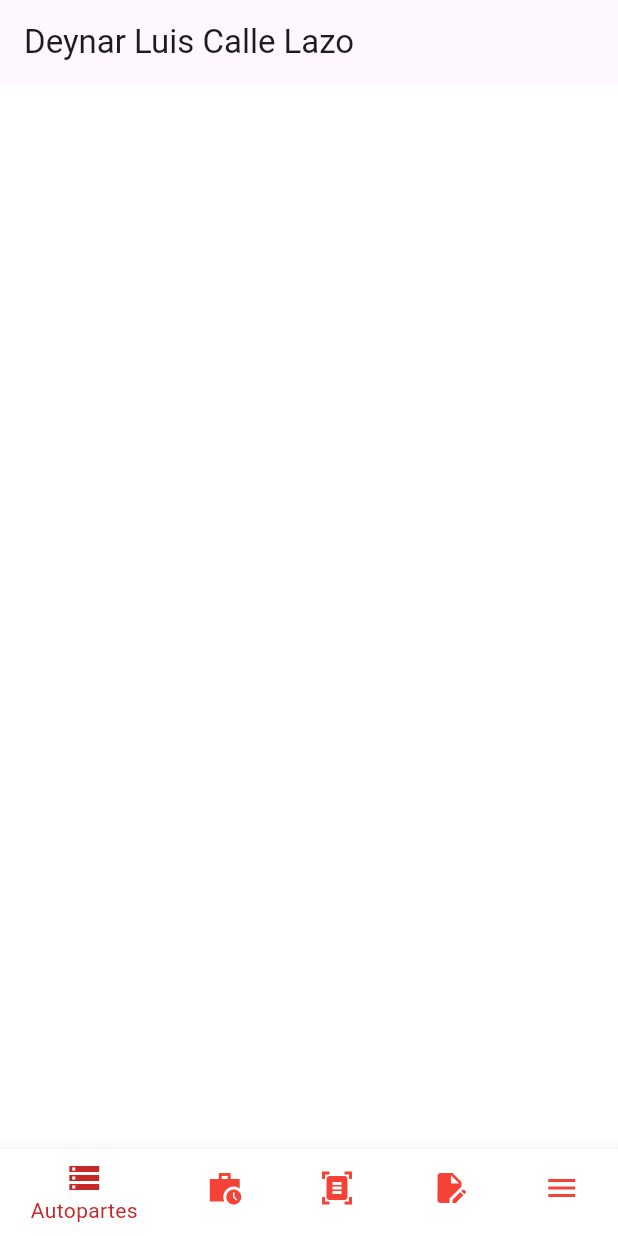
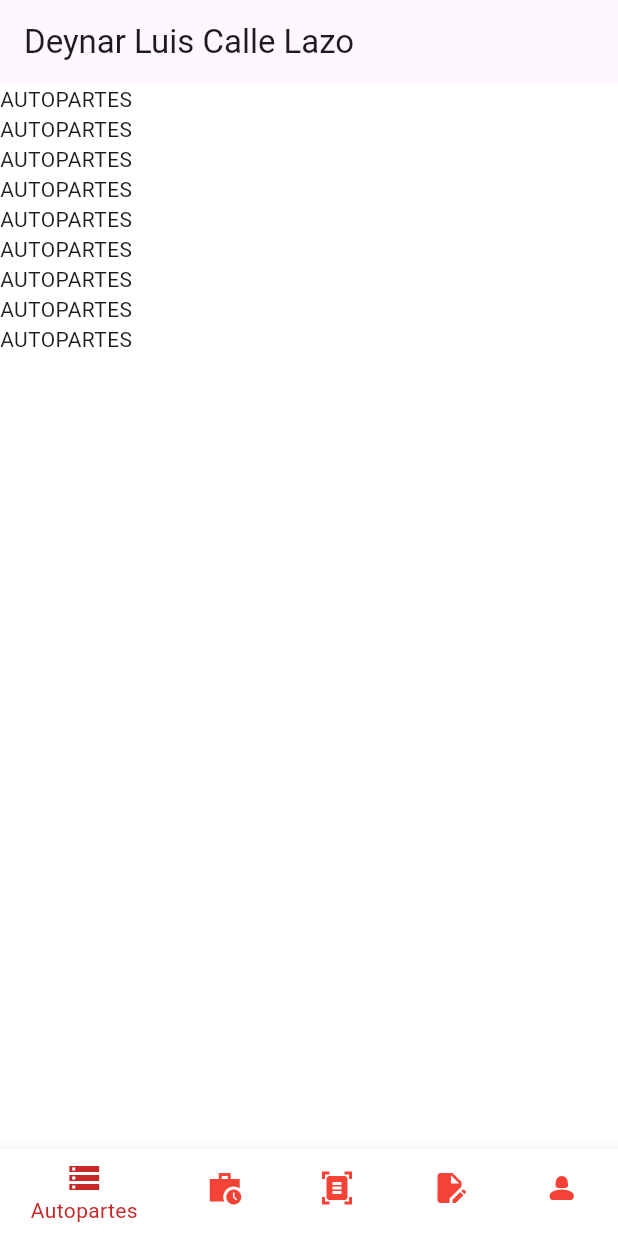
Before and after one commit to LuisCalleLazo/SanAndres_Mobile, a Flutter app: the HomePage screen opened by its route, on a phone screen of 412 x 824 dp. Run offline on Flutter 3.47's test engine with Material 3 defaults, Android fonts, the phone set to English and light mode, and no system bars; our stand-ins replace flutter_dotenv, go_router, image_picker.

Commit message:
Add Navigation Screen

```diff
--- a/lib/presentation/pages/app/home_page.dart
+++ b/lib/presentation/pages/app/home_page.dart
@@ -1,5 +1,9 @@
 import 'package:flutter/material.dart';
-import 'package:san_andres_mobile/presentation/widgets/buttons/btn_text_default.dart';
+import 'package:san_andres_mobile/presentation/screens/home/autoparts_screen.dart';
+import 'package:san_andres_mobile/presentation/screens/home/catalogs_screen.dart';
+import 'package:san_andres_mobile/presentation/screens/home/clients_screen.dart';
+import 'package:san_andres_mobile/presentation/screens/home/reports_screen.dart';
+import 'package:san_andres_mobile/presentation/screens/home/sales_screen.dart';
 import 'package:san_andres_mobile/presentation/widgets/navigation/navigation.dart';
 
 class HomePage extends StatefulWidget {
@@ -11,20 +15,33 @@ class HomePage extends StatefulWidget {
 }
 
 class _HomePageState extends State<HomePage> {
+  final PageController _pageController = PageController();
   int _selectedIndex = 0;
   final List<Widget> _screens = [
-    // const HomeScreen(),
-    // const SearchScreen(),
-    // const HistoryScreen(),
-    // const NotificationScreen(),
-    // const SettingsScreen(),
+    const AutopartsScreen(),
+    const SalesScreen(),
+    const ReportsScreen(),
+    const CatalogsScreen(),
+    const ClientsScreen(),
   ];
 
   void _onItemTapped(int index) {
     setState(() {
       _selectedIndex = index;
     });
+    _pageController.animateToPage(
+      index,
+      duration: const Duration(milliseconds: 300),
+      curve: Curves.easeInOut,
+    );
   }
+
+  void _onPageChanged(int index) {
+    setState(() {
+      _selectedIndex = index;
+    });
+  }
+
 
   @override
   Widget build(BuildContext context) {
@@ -40,16 +57,10 @@ class _HomePageState extends State<HomePage> {
         // ],
       ),
       backgroundColor: Colors.white,
-      body: Column(
-        children: [
-          Expanded(
-            flex: 1,
-            child: IndexedStack(
-              index: _selectedIndex,
-              children: _screens,
-            ),
-          ),
-        ],
+      body: PageView(
+        controller: _pageController,
+        onPageChanged: _onPageChanged,
+        children: _screens,
       ),
       bottomNavigationBar: Navigation(
         onItemTapped: _onItemTapped,
--- /dev/null
+++ b/lib/presentation/screens/home/autoparts_screen.dart
@@ -0,0 +1,22 @@
+import 'package:flutter/material.dart';
+
+class AutopartsScreen extends StatelessWidget {
+  const AutopartsScreen({super.key});
+
+  @override
+  Widget build(BuildContext context) {
+    return ListView(
+      children: const [
+        Text("AUTOPARTES"),
+        Text("AUTOPARTES"),
+        Text("AUTOPARTES"),
+        Text("AUTOPARTES"),
+        Text("AUTOPARTES"),
+        Text("AUTOPARTES"),
+        Text("AUTOPARTES"),
+        Text("AUTOPARTES"),
+        Text("AUTOPARTES"),
+      ],
+    );
+  }
+}
--- a/lib/presentation/widgets/navigation/navigation.dart
+++ b/lib/presentation/widgets/navigation/navigation.dart
@@ -35,8 +35,8 @@ class Navigation extends StatelessWidget {
           backgroundColor: Color.fromRGBO(255, 255, 255, 1),
         ),
         BottomNavigationBarItem(
-          icon: Icon(Icons.menu),
-          label: 'Menu',
+          icon: Icon(Icons.person_2_rounded),
+          label: 'Clientes',
           backgroundColor: Color.fromRGBO(255, 255, 255, 1),
         ),
       ],
```
Also changed, not shown: lib/presentation/screens/home/catalogs_screen.dart (added, +10 -0 lines), lib/presentation/screens/home/clients_screen.dart (added, +10 -0 lines), lib/presentation/screens/home/reports_screen.dart (added, +10 -0 lines), lib/presentation/screens/home/sales_screen.dart (added, +10 -0 lines).
